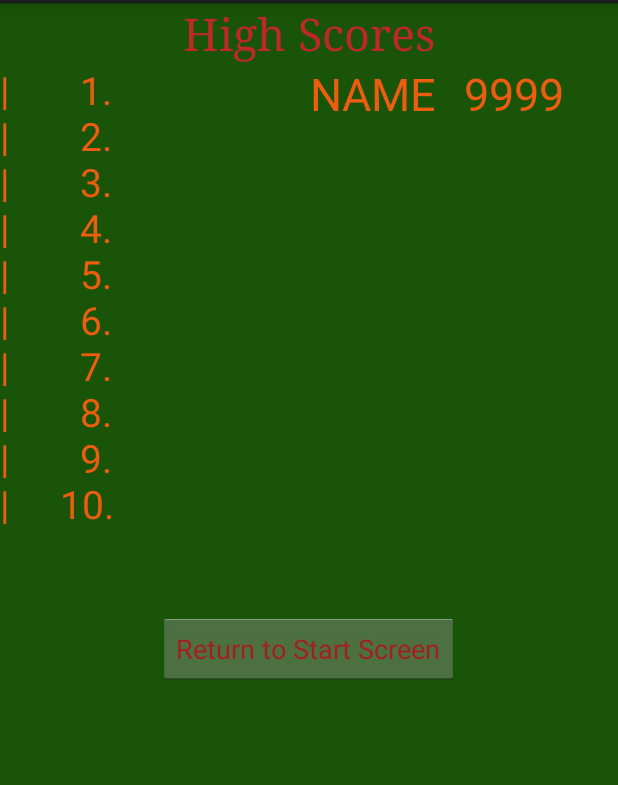
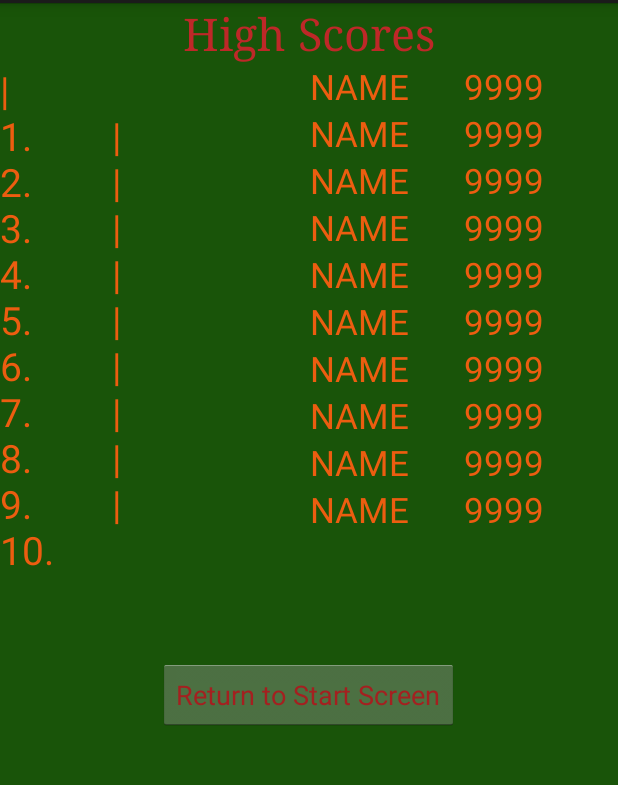
Before and after one commit to Coel625/BlackJack_Assignment1, an Android app: the HighscoreActivity screen opened directly, with no data from a screen before it, on a phone screen of 412 x 824 dp, the part 69-854 px from its top. Run offline under Robolectric (Android 15) with nearby library versions, the phone set to English and light mode, and no system bars.

Commit message:
high score formatting

```diff
--- a/app/src/main/res/layout/activity_highscore.xml
+++ b/app/src/main/res/layout/activity_highscore.xml
@@ -33,7 +33,7 @@
                 android:id="@+id/textView"
                 android:layout_width="wrap_content"
                 android:layout_height="match_parent"
-                android:text="|       1.        |       2.        |       3.        |       4.        |       5.        |       6.        |       7.        |       8.        |       9.        |     10."
+                android:text="|   1.        |   2.        |   3.        |   4.        |   5.        |   6.        |   7.        |   8.        |   9.        | 10."
                 android:textColor="#ec5d10"
                 android:textSize="26sp" />
         </LinearLayout>
@@ -51,12 +51,80 @@
             android:orientation="vertical">
 
             <TextView
-                android:id="@+id/textView3"
+            android:id="@+id/tv_name_1"
+            android:layout_width="match_parent"
+            android:layout_height="wrap_content"
+            android:text="NAME"
+            android:textColor="#ec5d10"
+            android:textSize="23sp" />
+
+            <TextView
+                android:id="@+id/tv_name_2"
                 android:layout_width="match_parent"
                 android:layout_height="wrap_content"
                 android:text="NAME"
                 android:textColor="#ec5d10"
-                android:textSize="30sp" />
+                android:textSize="23sp" />
+            <TextView
+                android:id="@+id/tv_name_3"
+                android:layout_width="match_parent"
+                android:layout_height="wrap_content"
+                android:text="NAME"
+                android:textColor="#ec5d10"
+                android:textSize="23sp" />
+
+            <TextView
+                android:id="@+id/tv_name_4"
+                android:layout_width="match_parent"
+                android:layout_height="wrap_content"
+                android:text="NAME"
+                android:textColor="#ec5d10"
+                android:textSize="23sp" />
+            <TextView
+                android:id="@+id/tv_name_5"
+                android:layout_width="match_parent"
+                android:layout_height="wrap_content"
+                android:text="NAME"
+                android:textColor="#ec5d10"
+                android:textSize="23sp" />
+
+            <TextView
+                android:id="@+id/tv_name_6"
+                android:layout_width="match_parent"
+                android:layout_height="wrap_content"
+                android:text="NAME"
+                android:textColor="#ec5d10"
+                android:textSize="23sp" />
+            <TextView
+                android:id="@+id/tv_name_7"
+                android:layout_width="match_parent"
+                android:layout_height="wrap_content"
+                android:text="NAME"
+                android:textColor="#ec5d10"
+                android:textSize="23sp" />
+
+            <TextView
+                android:id="@+id/tv_name_8"
+                android:layout_width="match_parent"
+                android:layout_height="wrap_content"
+                android:text="NAME"
+                android:textColor="#ec5d10"
+                android:textSize="23sp" />
+            <TextView
+                android:id="@+id/tv_name_9"
+                android:layout_width="match_parent"
+                android:layout_height="wrap_content"
+                android:text="NAME"
+                android:textColor="#ec5d10"
+                android:textSize="23sp" />
+
+            <TextView
+                android:id="@+id/tv_name_10"
+                android:layout_width="match_parent"
+                android:layout_height="wrap_content"
+                android:text="NAME"
+                android:textColor="#ec5d10"
+                android:textSize="23sp" />
         </LinearLayout>
 
         <LinearLayout
@@ -66,13 +134,77 @@
             android:orientation="vertical">
 
             <TextView
-                android:id="@+id/textView4"
+                android:id="@+id/tv_score_1"
                 android:layout_width="match_parent"
                 android:layout_height="wrap_content"
                 android:text="9999"
                 android:textColor="#ec5d10"
-                android:textSize="30sp" />
+                android:textSize="23sp" />
+            <TextView
+                android:id="@+id/tv_score_2"
+                android:layout_width="match_parent"
+                android:layout_height="wrap_content"
+                android:text="9999"
+                android:textColor="#ec5d10"
+                android:textSize="23sp" />
+            <TextView
+                android:id="@+id/tv_score_3"
+                android:layout_width="match_parent"
+                android:layout_height="wrap_content"
+                android:text="9999"
+                android:textColor="#ec5d10"
+                android:textSize="23sp" />
+            <TextView
+                android:id="@+id/tv_score_4"
+                android:layout_width="match_parent"
+                android:layout_height="wrap_content"
+                android:text="9999"
+                android:textColor="#ec5d10"
+                android:textSize="23sp" />
+            <TextView
+                android:id="@+id/tv_score_5"
+                android:layout_width="match_parent"
+                android:layout_height="wrap_content"
+                android:text="9999"
+                android:textColor="#ec5d10"
+                android:textSize="23sp" />
+            <TextView
+                android:id="@+id/tv_score_6"
+                android:layout_width="match_parent"
+                android:layout_height="wrap_content"
+                android:text="9999"
+                android:textColor="#ec5d10"
+                android:textSize="23sp" />
+            <TextView
+                android:id="@+id/tv_score_7"
+                android:layout_width="match_parent"
+                android:layout_height="wrap_content"
+                android:text="9999"
+                android:textColor="#ec5d10"
+                android:textSize="23sp" />
+            <TextView
+                android:id="@+id/tv_score_8"
+                android:layout_width="match_parent"
+                android:layout_height="wrap_content"
+                android:text="9999"
+                android:textColor="#ec5d10"
+                android:textSize="23sp" />
+            <TextView
+                android:id="@+id/tv_score_9"
+                android:layout_width="match_parent"
+                android:layout_height="wrap_content"
+                android:text="9999"
+                android:textColor="#ec5d10"
+                android:textSize="23sp" />
+            <TextView
+                android:id="@+id/tv_score_10"
+                android:layout_width="match_parent"
+                android:layout_height="wrap_content"
+                android:text="9999"
+                android:textColor="#ec5d10"
+                android:textSize="23sp" />
         </LinearLayout>
+
 
     </LinearLayout>
 
```
